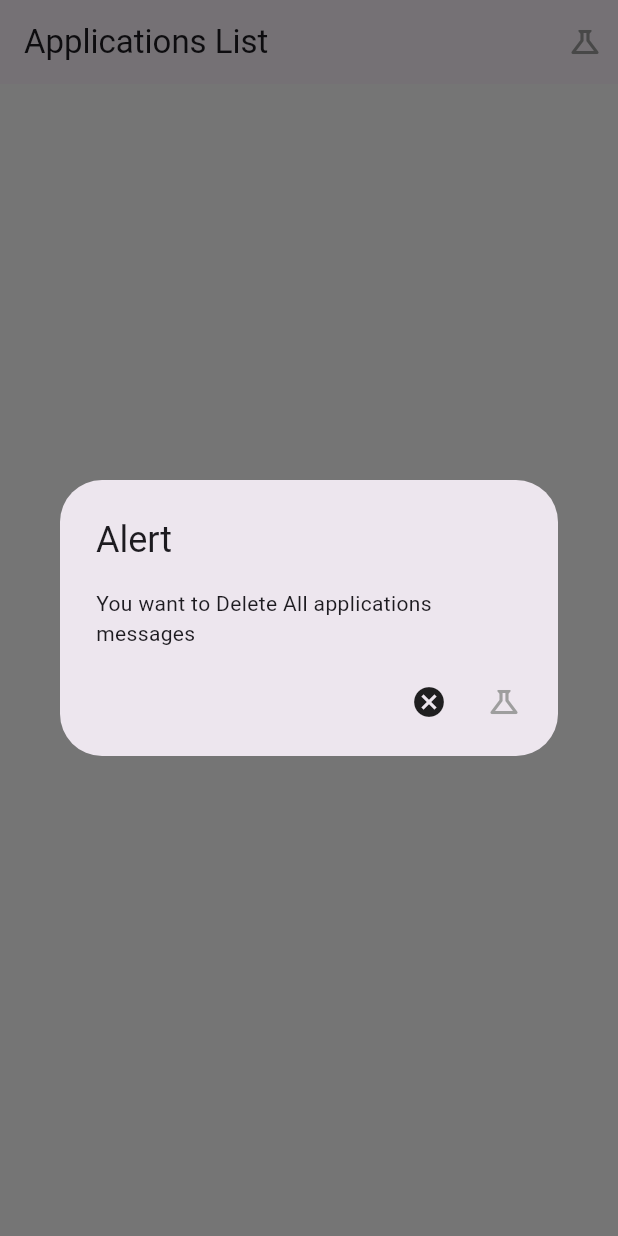
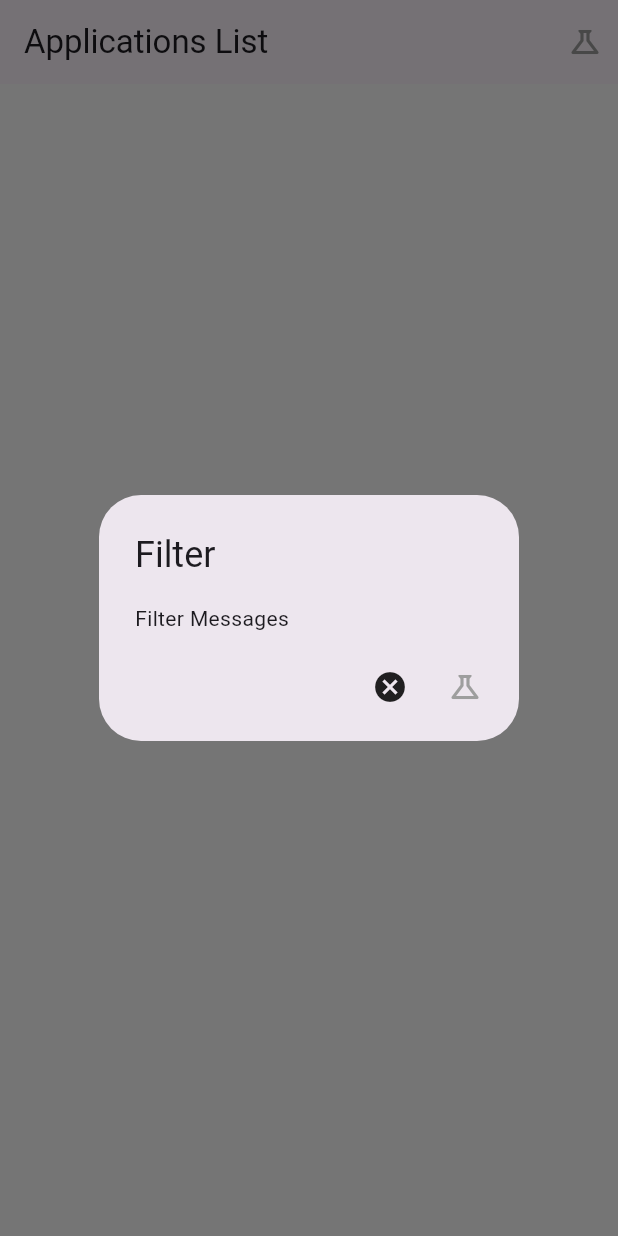
Before and after one commit to ramandeep-softradix/flutter_sms_management_utility, a Flutter app: the screen it shows after launch, after a tap on the "science" icon, on a phone screen of 412 x 824 dp. Run offline on Flutter 3.47's test engine with Material 3 defaults, Android fonts, the phone set to English and light mode, and no system bars; our stand-ins replace flutter_screenutil, flutter_slidable, get, get_storage; missing offline and left inert: notifications.

Commit message:
searching done.

```diff
--- a/lib/core/constants/app_strings.dart
+++ b/lib/core/constants/app_strings.dart
@@ -5,9 +5,11 @@ class AppStrings {
 class CommonStrings {
   static const appName = "Message Manager";
   static const alert = "Alert";
+  static const filter = "Filter";
   static const applicationList = "Applications List";
   static const deleteAllMessages = "You want to Delete All messages";
   static const deleteAllAppsMessages = "You want to Delete All applications messages";
+  static const filterMessages = "Filter Messages";
 }
 
 class ErrorMessages {
--- a/lib/features/home/screen/home_screen.dart
+++ b/lib/features/home/screen/home_screen.dart
@@ -3,7 +3,6 @@ import 'package:flutter/material.dart';
 import 'package:flutter_screenutil/flutter_screenutil.dart';
 import 'package:get/get.dart';
 import 'package:sms_demo/core/constants/app_strings.dart';
-import 'package:sms_demo/core/routes/routes.dart';
 import '../controller/home_controller.dart';
 
 class HomeScreen extends GetView<HomeScreenController> {
@@ -53,8 +52,8 @@ class HomeScreen extends GetView<HomeScreenController> {
                     context: context,
                     builder: (BuildContext context) {
                       return AlertDialog(
-                        title: const Text(CommonStrings.alert),
-                        content: const Text(CommonStrings.deleteAllAppsMessages),
+                        title: const Text(CommonStrings.filter),
+                        content: const Text(CommonStrings.filterMessages),
                         actions: [
                           InkWell(
                               onTap: (){
```
